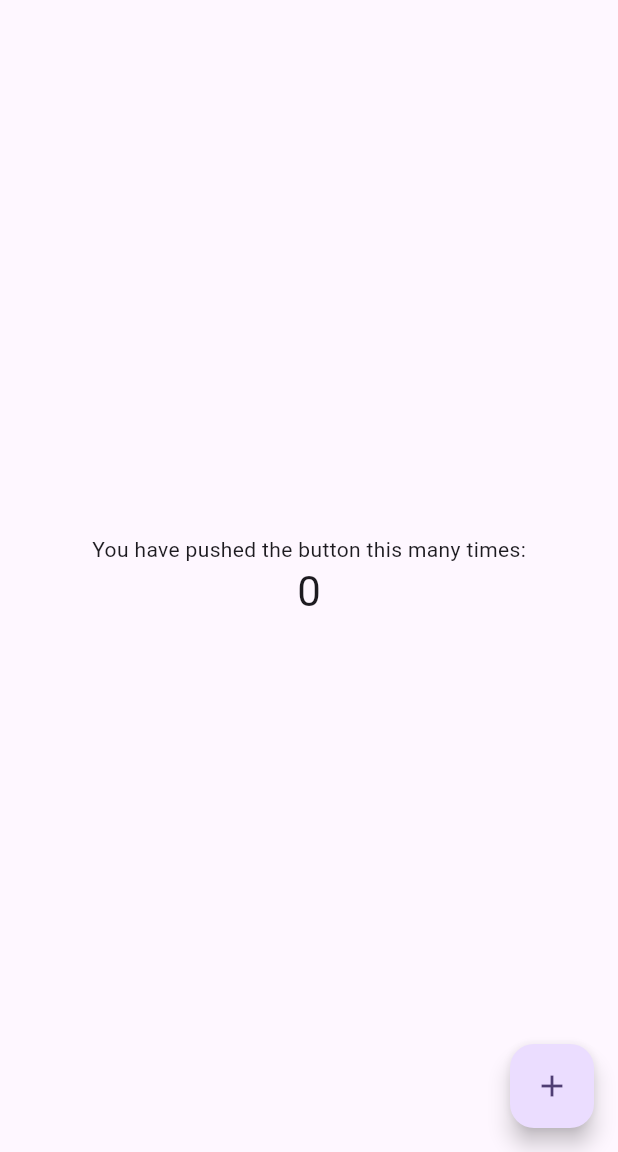
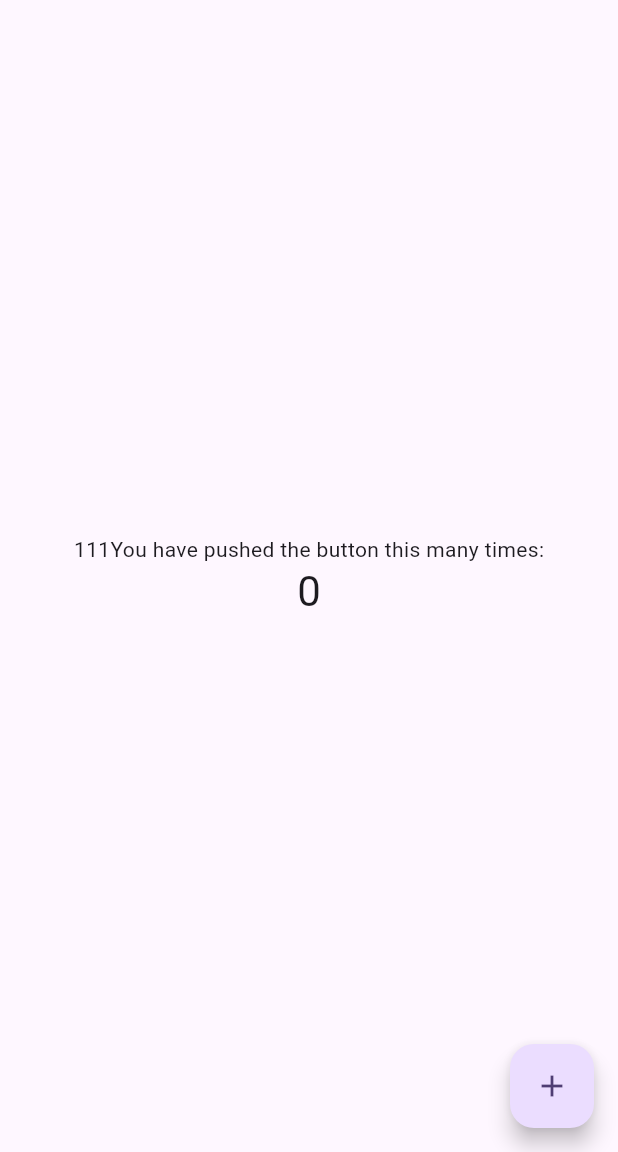
Before and after one commit to could-ai/0196b3dc-9bf1-7a3b-a9da-7a9ff6de8bae, a Flutter app: the screen it shows after launch, on a phone screen of 412 x 824 dp, the part 84-1236 px from its top. Run offline on Flutter 3.47's test engine with Material 3 defaults, Android fonts, the phone set to English and light mode, and no system bars.

Commit message:
Update file: lib/main.dart

```diff
--- a/usr/lib/main.dart
+++ b/usr/lib/main.dart
@@ -105,7 +105,7 @@ class _MyHomePageState extends State<MyHomePage> {
           // wireframe for each widget.
           mainAxisAlignment: MainAxisAlignment.center,
           children: <Widget>[
-            const Text('You have pushed the button this many times:'),
+            const Text('111You have pushed the button this many times:'),
             Text('$_counter', style: Theme.of(context).textTheme.headlineMedium),
           ],
         ),
```
